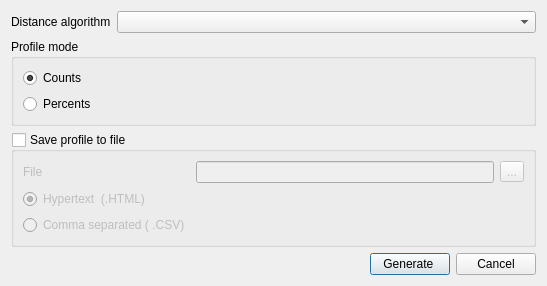
First picture: the form in src/plugins/dna_stat/src/ui/DistanceMatrixMSAProfileDialog.ui, repository dualword/ugene-qt4, before the edit.
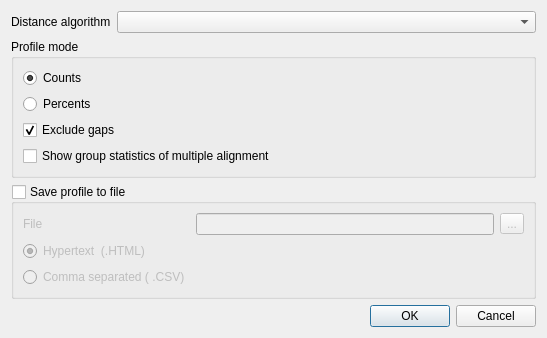
Second picture: the form after the edit.

The edit to the form file:
```diff
--- a/src/plugins/dna_stat/src/ui/DistanceMatrixMSAProfileDialog.ui
+++ b/src/plugins/dna_stat/src/ui/DistanceMatrixMSAProfileDialog.ui
@@ -7,7 +7,7 @@
     <x>0</x>
     <y>0</y>
     <width>547</width>
-    <height>271</height>
+    <height>305</height>
    </rect>
   </property>
   <property name="windowTitle">
@@ -51,6 +51,23 @@
         </property>
        </widget>
       </item>
+      <item row="2" column="0">
+       <widget class="QCheckBox" name="checkBox">
+        <property name="text">
+         <string>Exclude gaps</string>
+        </property>
+        <property name="checked">
+         <bool>true</bool>
+        </property>
+       </widget>
+      </item>
+      <item row="3" column="0">
+       <widget class="QCheckBox" name="groupStatisticsCheck">
+        <property name="text">
+         <string>Show group statistics of multiple alignment</string>
+        </property>
+       </widget>
+      </item>
      </layout>
     </widget>
    </item>
@@ -120,38 +137,11 @@
     </spacer>
    </item>
    <item>
-    <layout class="QHBoxLayout" name="horizontalLayout">
-     <item>
-      <spacer name="horizontalSpacer">
-       <property name="orientation">
-        <enum>Qt::Horizontal</enum>
-       </property>
-       <property name="sizeHint" stdset="0">
-        <size>
-         <width>38</width>
-         <height>18</height>
-        </size>
-       </property>
-      </spacer>
-     </item>
-     <item>
-      <widget class="QPushButton" name="okButton">
-       <property name="text">
-        <string>Generate </string>
-       </property>
-       <property name="default">
-        <bool>true</bool>
-       </property>
-      </widget>
-     </item>
-     <item>
-      <widget class="QPushButton" name="cancelButton">
-       <property name="text">
-        <string>Cancel</string>
-       </property>
-      </widget>
-     </item>
-    </layout>
+    <widget class="QDialogButtonBox" name="buttonBox">
+     <property name="standardButtons">
+      <set>QDialogButtonBox::Cancel|QDialogButtonBox::Ok</set>
+     </property>
+    </widget>
    </item>
   </layout>
  </widget>
```
Left out of the diff: 38 changed lines with no effect on the pictures.
